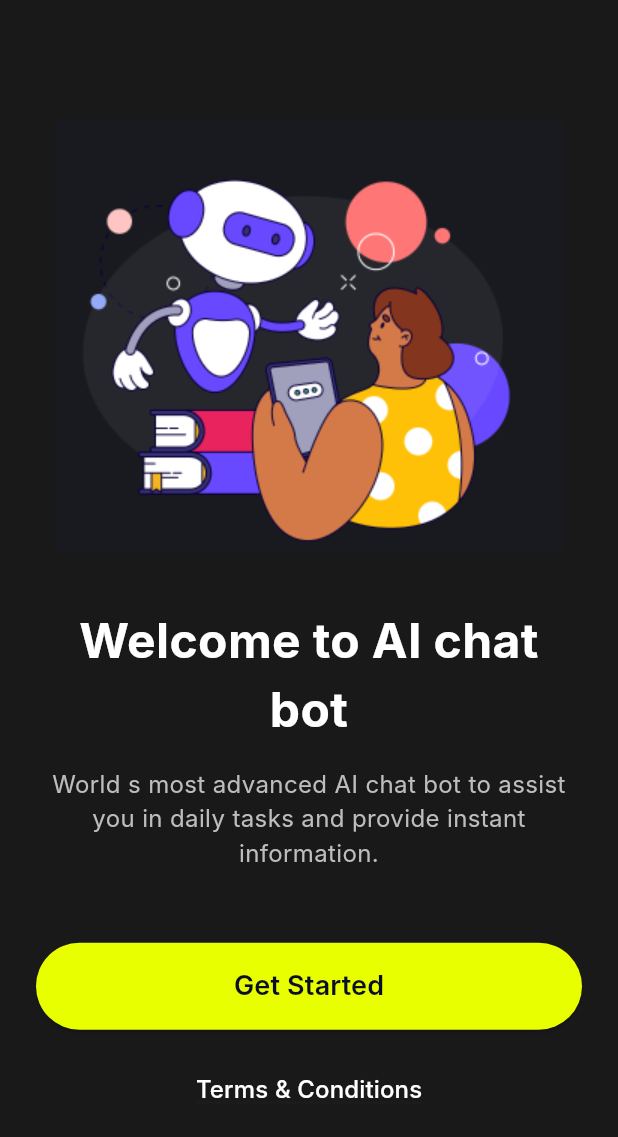
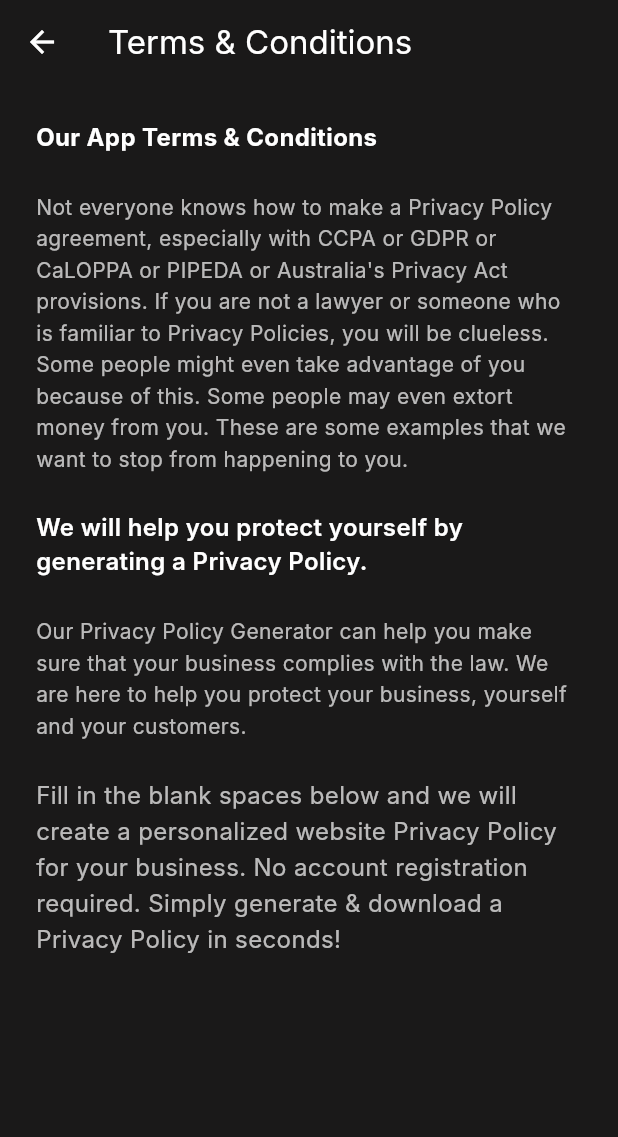
Before and after one commit to UtkarshShukla706/Flutter-App, a Flutter app: the screen it shows after launch, after a tap on "Terms & Conditions", on a phone screen of 412 x 824 dp. Shown: the top 1137 px of the screen. Run offline on Flutter 3.47's test engine with Material 3 defaults, Android fonts, the phone set to English and light mode, and no system bars; our stand-ins replace cloud_firestore, device_preview_plus, firebase_auth, firebase_core, random_string, shared_preferences; accounts and stored records are empty; Roboto replaces fonts that are missing (Inter).

Commit message:
Add Terms & Conditions page and update navigation from Coverpage

```diff
--- a/lib/pages/coverpage.dart
+++ b/lib/pages/coverpage.dart
@@ -1,5 +1,6 @@
 import 'package:flutter/material.dart';
 import 'package:newpro1/pages/signin.dart';
+import 'package:newpro1/pages/terms.dart';
 
 class Coverpage extends StatefulWidget {
   const Coverpage({super.key});
@@ -48,7 +49,7 @@ class _CoverpageState extends State<Coverpage> {
               ),
               SizedBox(height: 48.0),
 
-              // 4. Get Started Button
+
               ElevatedButton(
                 style: ElevatedButton.styleFrom(
                   foregroundColor: Color(0xFF0A0E27), backgroundColor: const Color(0xFFE8FF00),
@@ -70,7 +71,7 @@ class _CoverpageState extends State<Coverpage> {
               // 5. Terms & Conditions
               TextButton(
                 onPressed: () {
-                  // Handle terms and conditions press
+                Navigator.pushReplacement(context,MaterialPageRoute(builder: (context)=>Terms()));
                 },
                 child: Text(
                   'Terms & Conditions',
--- /dev/null
+++ b/lib/pages/terms.dart
@@ -0,0 +1,81 @@
+import 'package:flutter/material.dart';
+import 'package:newpro1/pages/coverpage.dart';
+class Terms extends StatefulWidget {
+  const Terms({super.key});
+
+  @override
+  State<Terms> createState() => _TermsState();
+}
+
+class _TermsState extends State<Terms> {
+  @override
+ Widget build(BuildContext context) {
+    return Scaffold(
+      backgroundColor: const Color.fromARGB(255, 26, 25, 25),
+      appBar: AppBar(
+        backgroundColor: const Color.fromARGB(255, 26, 25, 25),
+        leading: IconButton(
+          icon: const Icon(Icons.arrow_back, color: Colors.white),
+          onPressed: () => Navigator.pushReplacement(context, MaterialPageRoute(builder: (context)=>Coverpage())),
+        ),
+        title: const Text(
+          'Terms & Conditions',
+          style: TextStyle(color: Colors.white),
+        ),
+        elevation: 0,
+      ),
+      body: const SingleChildScrollView(
+        padding: EdgeInsets.all(24.0),
+        child: Column(
+          crossAxisAlignment: CrossAxisAlignment.start,
+          children: [
+            Text(
+              'Our App Terms & Conditions',
+              style: TextStyle(
+                color: Colors.white,
+                fontSize: 16.0,
+                fontWeight: FontWeight.bold,
+              ),
+            ),
+            SizedBox(height: 24.0),
+            Text(
+              'Not everyone knows how to make a Privacy Policy agreement, especially with CCPA or GDPR or CaLOPPA or PIPEDA or Australia\'s Privacy Act provisions. If you are not a lawyer or someone who is familiar to Privacy Policies, you will be clueless. Some people might even take advantage of you because of this. Some people may even extort money from you. These are some examples that we want to stop from happening to you.',
+              style: TextStyle(
+                color: Colors.white70,
+                fontSize: 14.0,
+                height: 1.5,
+              ),
+            ),
+            SizedBox(height: 24.0),
+            Text(
+              'We will help you protect yourself by generating a Privacy Policy.',
+              style: TextStyle(
+                color: Colors.white,
+                fontSize: 16.0,
+                fontWeight: FontWeight.w600,
+              ),
+            ),
+            SizedBox(height: 24.0),
+            Text(
+              'Our Privacy Policy Generator can help you make sure that your business complies with the law. We are here to help you protect your business, yourself and your customers.',
+              style: TextStyle(
+                color: Colors.white70,
+                fontSize: 14.0,
+                height: 1.5,
+              ),
+            ),
+            SizedBox(height: 24.0),
+            Text(
+              'Fill in the blank spaces below and we will create a personalized website Privacy Policy for your business. No account registration required. Simply generate & download a Privacy Policy in seconds!',
+              style: TextStyle(
+                color: Colors.white70,
+                fontSize: 16.0,
+                height: 1.5,
+              ),
+            ),
+          ],
+        ),
+      ),
+    );
+  }
+}
```
